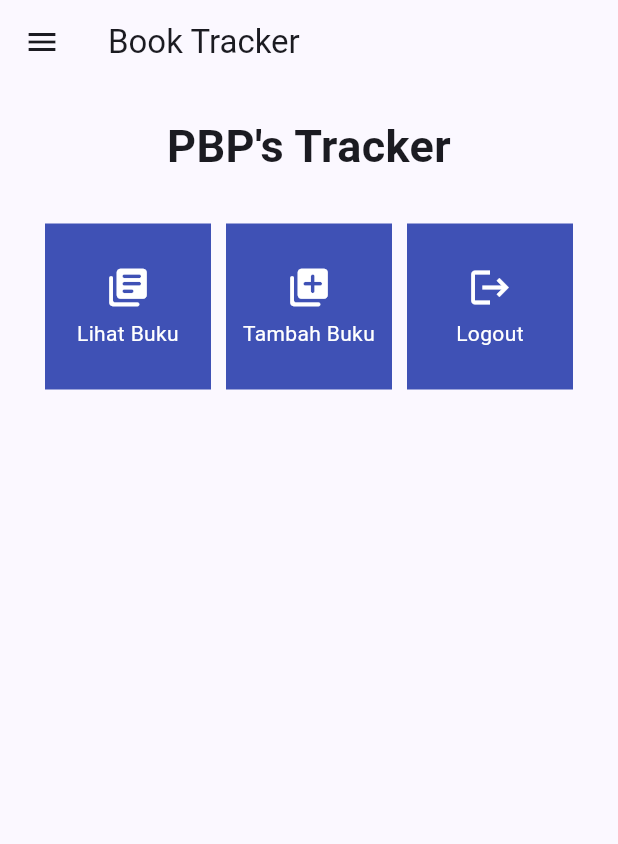
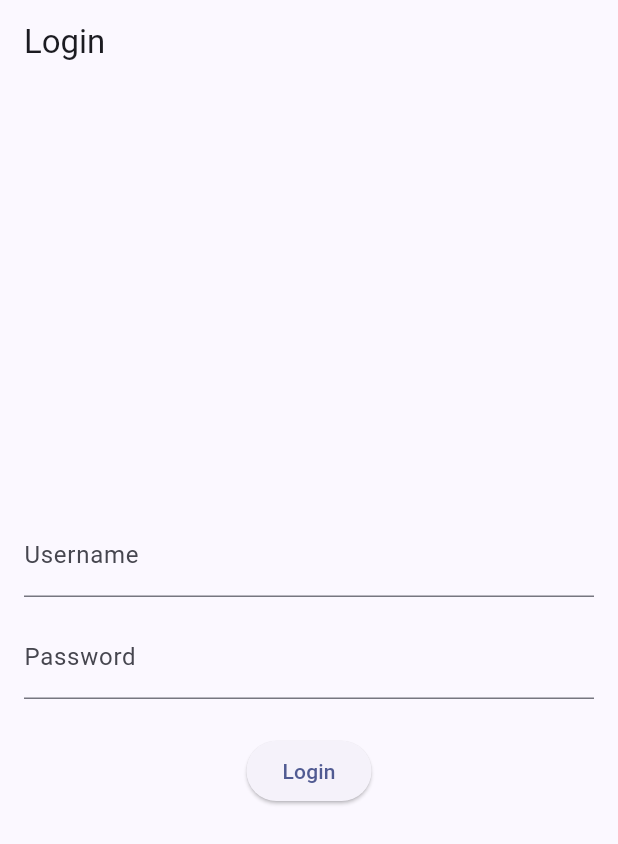
Before and after one commit to MhmdEagel/book_tracker_flutter, a Flutter app: the screen it shows after launch, on a phone screen of 412 x 824 dp. Shown: the top 844 px of the screen. Run offline on Flutter 3.47's test engine with Material 3 defaults, Android fonts, the phone set to English and light mode, and no system bars; missing offline and left inert: pbp_django_auth.

```diff
--- a/lib/main.dart
+++ b/lib/main.dart
@@ -1,40 +1,29 @@
 import 'package:flutter/material.dart';
-import 'package:book_tracker/menu.dart';
-
-
+import 'package:pbp_django_auth/pbp_django_auth.dart';
+import 'package:provider/provider.dart';
+import 'package:book_tracker/screens/login.dart';
 void main() {
   runApp(const MyApp());
 }
 
 class MyApp extends StatelessWidget {
-  const MyApp({super.key});
+    const MyApp({Key? key}) : super(key: key);
 
-  // This widget is the root of your application.
     @override
     Widget build(BuildContext context) {
-    return MaterialApp(
-      title: 'Book Tracker',
+        return Provider(
+            create: (_) {
+                CookieRequest request = CookieRequest();
+                return request;
+            },
+            child: MaterialApp(
+                title: 'Flutter App',
                 theme: ThemeData(
-        // This is the theme of your application.
-        //
-        // TRY THIS: Try running your application with "flutter run". You'll see
-        // the application has a purple toolbar. Then, without quitting the app,
-        // try changing the seedColor in the colorScheme below to Colors.green
-        // and then invoke "hot reload" (save your changes or press the "hot
-        // reload" button in a Flutter-supported IDE, or press "r" if you used
-        // the command line to start the app).
-        //
-        // Notice that the counter didn't reset back to zero; the application
-        // state is not lost during the reload. To reset the state, use hot
-        // restart instead.
-        //
-        // This works for code too, not just values: Most code changes can be
-        // tested with just a hot reload.
                     colorScheme: ColorScheme.fromSeed(seedColor: Colors.indigo),
                     useMaterial3: true,
                 ),
-      home: MyHomePage(),
-
+                home: const LoginPage(),
+            ),
         );
     }
 }
--- /dev/null
+++ b/lib/screens/login.dart
@@ -0,0 +1,118 @@
+import 'package:book_tracker/screens/menu.dart';
+import 'package:flutter/material.dart';
+import 'package:pbp_django_auth/pbp_django_auth.dart';
+import 'package:provider/provider.dart';
+
+void main() {
+  runApp(const LoginApp());
+}
+
+class LoginApp extends StatelessWidget {
+  const LoginApp({super.key});
+
+  @override
+  Widget build(BuildContext context) {
+    return MaterialApp(
+      title: 'Login',
+      theme: ThemeData(
+        primarySwatch: Colors.blue,
+      ),
+      home: const LoginPage(),
+    );
+  }
+}
+
+class LoginPage extends StatefulWidget {
+  const LoginPage({super.key});
+
+  @override
+  State<LoginPage> createState() => _LoginPageState();
+}
+
+class _LoginPageState extends State<LoginPage> {
+  final TextEditingController _usernameController = TextEditingController();
+  final TextEditingController _passwordController = TextEditingController();
+
+  @override
+  Widget build(BuildContext context) {
+    final request = context.watch<CookieRequest>();
+    return Scaffold(
+      appBar: AppBar(
+        title: const Text('Login'),
+      ),
+      body: Container(
+        padding: const EdgeInsets.all(16.0),
+        child: Column(
+          mainAxisAlignment: MainAxisAlignment.center,
+          children: [
+            TextField(
+              controller: _usernameController,
+              decoration: const InputDecoration(
+                labelText: 'Username',
+              ),
+            ),
+            const SizedBox(height: 12.0),
+            TextField(
+              controller: _passwordController,
+              decoration: const InputDecoration(
+                labelText: 'Password',
+              ),
+              obscureText: true,
+            ),
+            const SizedBox(height: 24.0),
+            ElevatedButton(
+              onPressed: () async {
+                String username = _usernameController.text;
+                String password = _passwordController.text;
+
+                // Cek kredensial
+                // TODO: Ganti URL dan jangan lupa tambahkan trailing slash (/) di akhir URL!
+                // Untuk menyambungkan Android emulator dengan Django pada localhost,
+                // gunakan URL http://10.0.2.2/
+                final response =
+                    await request.login("http://127.0.0.1:8000/auth/login/", {
+                  'username': username,
+                  'password': password,
+                });
+
+                if (request.loggedIn) {
+                  String message = response['message'];
+                  String uname = response['username'];
+                  if (context.mounted) {
+                    Navigator.pushReplacement(
+                      context,
+                      MaterialPageRoute(builder: (context) => MyHomePage()),
+                    );
+                    ScaffoldMessenger.of(context)
+                      ..hideCurrentSnackBar()
+                      ..showSnackBar(SnackBar(
+                          content: Text("$message Selamat datang, $uname.")));
+                  }
+                } else {
+                  if (context.mounted) {
+                    showDialog(
+                      context: context,
+                      builder: (context) => AlertDialog(
+                        title: const Text('Login Gagal'),
+                        content: Text(response['message']),
+                        actions: [
+                          TextButton(
+                            child: const Text('OK'),
+                            onPressed: () {
+                              Navigator.pop(context);
+                            },
+                          ),
+                        ],
+                      ),
+                    );
+                  }
+                }
+              },
+              child: const Text('Login'),
+            ),
+          ],
+        ),
+      ),
+    );
+  }
+}
--- a/lib/menu.dart
+++ b/lib/screens/menu.dart
@@ -1,6 +1,6 @@
 import 'package:book_tracker/widgets/left_drawer.dart';
 import 'package:flutter/material.dart';
-import 'package:book_tracker/trackerlist_form.dart';
+import 'package:book_tracker/screens/trackerlist_form.dart';
 
 class MyHomePage extends StatelessWidget {
   MyHomePage({super.key});
--- a/lib/widgets/left_drawer.dart
+++ b/lib/widgets/left_drawer.dart
@@ -1,6 +1,6 @@
-import 'package:book_tracker/trackerlist_form.dart';
+import 'package:book_tracker/screens/trackerlist_form.dart';
 import 'package:flutter/material.dart';
-import 'package:book_tracker/menu.dart';
+import 'package:book_tracker/screens/menu.dart';
 
 class LeftDrawer extends StatelessWidget {
   const LeftDrawer({super.key});
--- a/pubspec.yaml
+++ b/pubspec.yaml
@@ -35,6 +35,8 @@ dependencies:
   # The following adds the Cupertino Icons font to your application.
   # Use with the CupertinoIcons class for iOS style icons.
   cupertino_icons: ^1.0.6
+  provider: ^6.1.2
+  pbp_django_auth: ^0.4.0
 
 dev_dependencies:
   flutter_test:
```
Also changed, not shown: lib/screens/trackerlist_form.dart (renamed from lib/trackerlist_form.dart), pubspec.lock, 1 other file. Lines whose indentation alone changed are shown as unchanged.
